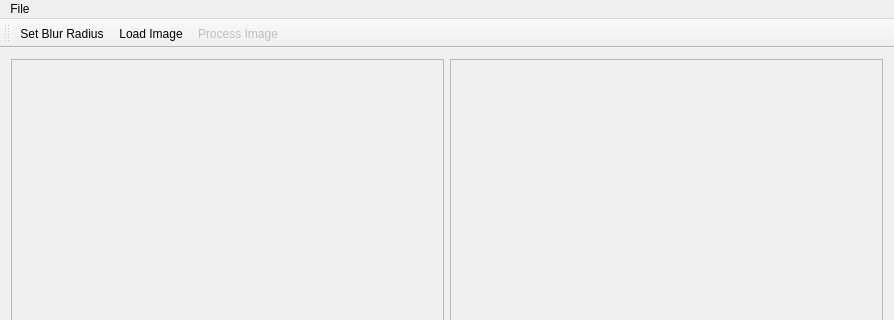
jgcoded/QtGaussianBlur, file mainwindow.ui: the form before one commit; both pictures show x 0 to 894 and y 0 to 320 of the 894 by 585 pixel window.
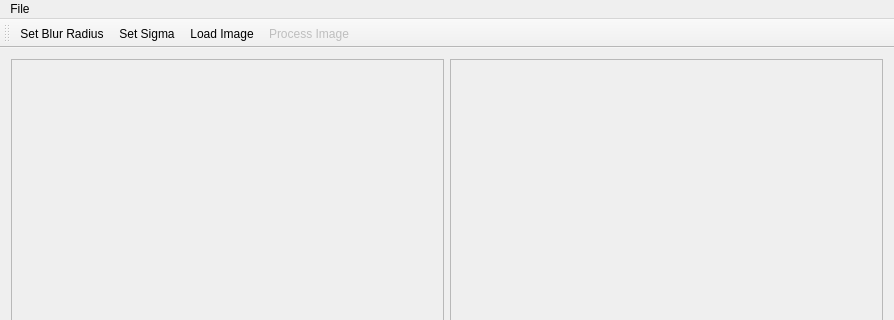
The form after the commit.

Commit message: Allow user to set blur radius and sigma value

Patch:
```diff
--- a/mainwindow.ui
+++ b/mainwindow.ui
@@ -102,6 +102,7 @@
     <bool>false</bool>
    </attribute>
    <addaction name="actionSet_Blur_Radius"/>
+   <addaction name="actionSet_Sigma"/>
    <addaction name="actionLoad_Image"/>
    <addaction name="actionProcess_Image"/>
   </widget>
```
Left out of the diff: 4 changed lines with no effect on the pictures. The commit also changes 3 other files.
